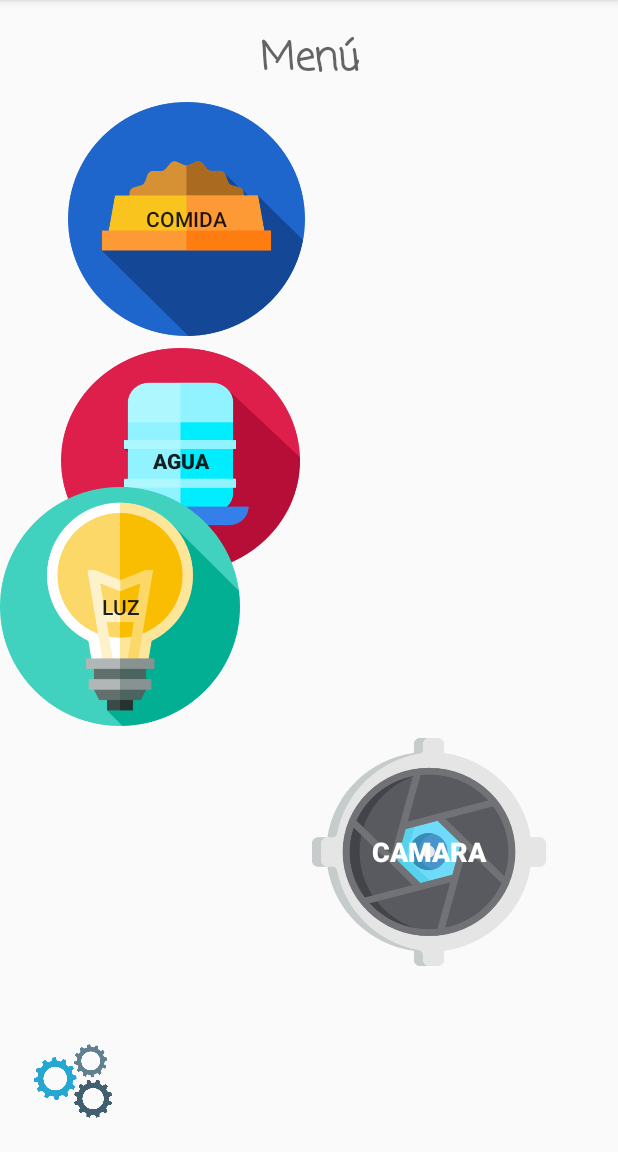
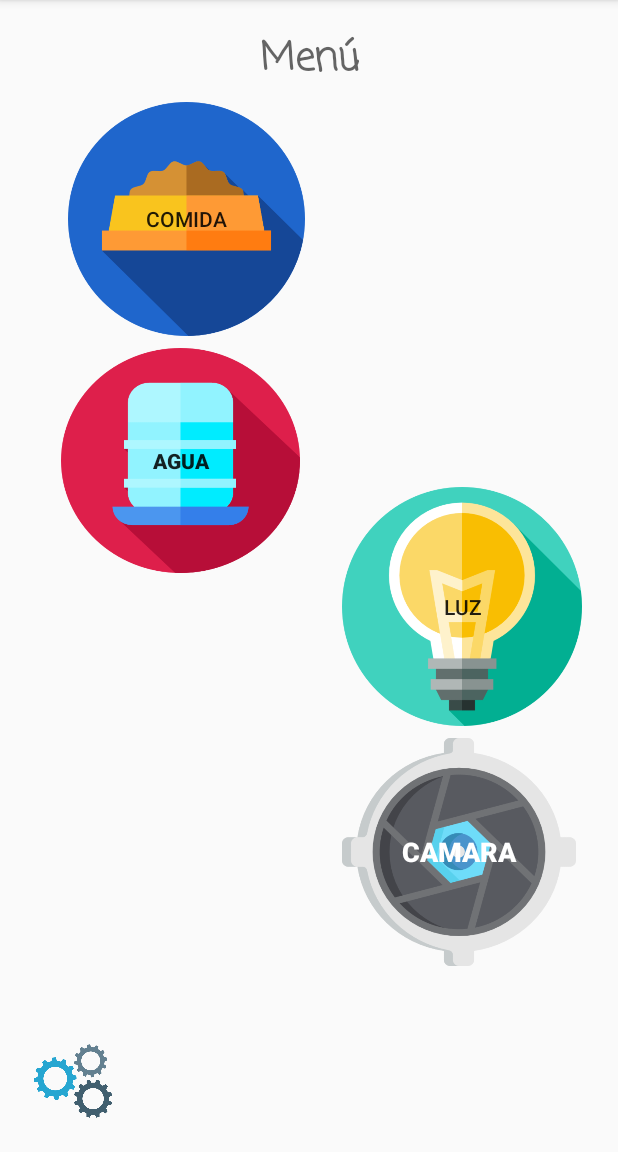
Before and after one commit to kersha38/proyectoMovil, an Android app: the screen it shows after launch (MenuActivity), on a phone screen of 412 x 824 dp, the part 84-1236 px from its top. Run offline under Robolectric (Android 15) with nearby library versions, the phone set to English and light mode, and no system bars.

Commit message:
constraint

```diff
--- a/app/src/main/java/com/example/carlos/proyectomascotas/PersonalizacionActivity.java
+++ b/app/src/main/java/com/example/carlos/proyectomascotas/PersonalizacionActivity.java
@@ -35,6 +35,7 @@ public class PersonalizacionActivity extends AppCompatActivity {
                 configuration.setCantidadAgua(Double.parseDouble(txtRacionAgua.getText().toString()));
                 configuration.setCantidadComida(Double.parseDouble(txtRacionAlimento.getText().toString()));
                 leerEscribirArchivos.escribirArchivo(configuration,"configuration.bin");
+                finish();
             }
         });
     }
--- a/app/src/main/res/layout/activity_menu.xml
+++ b/app/src/main/res/layout/activity_menu.xml
@@ -54,14 +54,13 @@
         android:layout_marginRight="8dp"
         android:layout_marginStart="8dp"
         android:background="@drawable/obturador"
+        android:onClick="irACamara"
         android:text="Camara"
-        android:onClick="irACamara"
         android:textColor="@android:color/background_light"
         android:textSize="18sp"
         android:textStyle="bold"
         app:layout_constraintBottom_toBottomOf="parent"
         app:layout_constraintEnd_toEndOf="parent"
-        app:layout_constraintHorizontal_bias="0.0"
         app:layout_constraintStart_toEndOf="@+id/buttonActAgua" />
 
     <Button
@@ -69,14 +68,19 @@
         android:layout_width="160dp"
         android:layout_height="159dp"
         android:layout_marginBottom="8dp"
+        android:layout_marginEnd="8dp"
+        android:layout_marginLeft="8dp"
+        android:layout_marginRight="8dp"
+        android:layout_marginStart="8dp"
         android:layout_marginTop="8dp"
         android:background="@drawable/apagado"
+        android:onClick="irALuz"
         android:text="LUZ"
-        android:onClick="irALuz"
         app:layout_constraintBottom_toTopOf="@+id/buttonActCamara"
+        app:layout_constraintEnd_toEndOf="parent"
+        app:layout_constraintStart_toEndOf="@+id/buttonActComida"
         app:layout_constraintTop_toTopOf="parent"
         app:layout_constraintVertical_bias="1.0"
-        tools:layout_editor_absoluteX="204dp"
         tools:ignore="MissingConstraints" />
 
     <ImageView
```
Also changed, not shown: app/src/main/java/com/example/carlos/proyectomascotas/LuzActivity.java (+6 -2 lines), app/src/main/res/drawable/bombillapagada.png (added).
